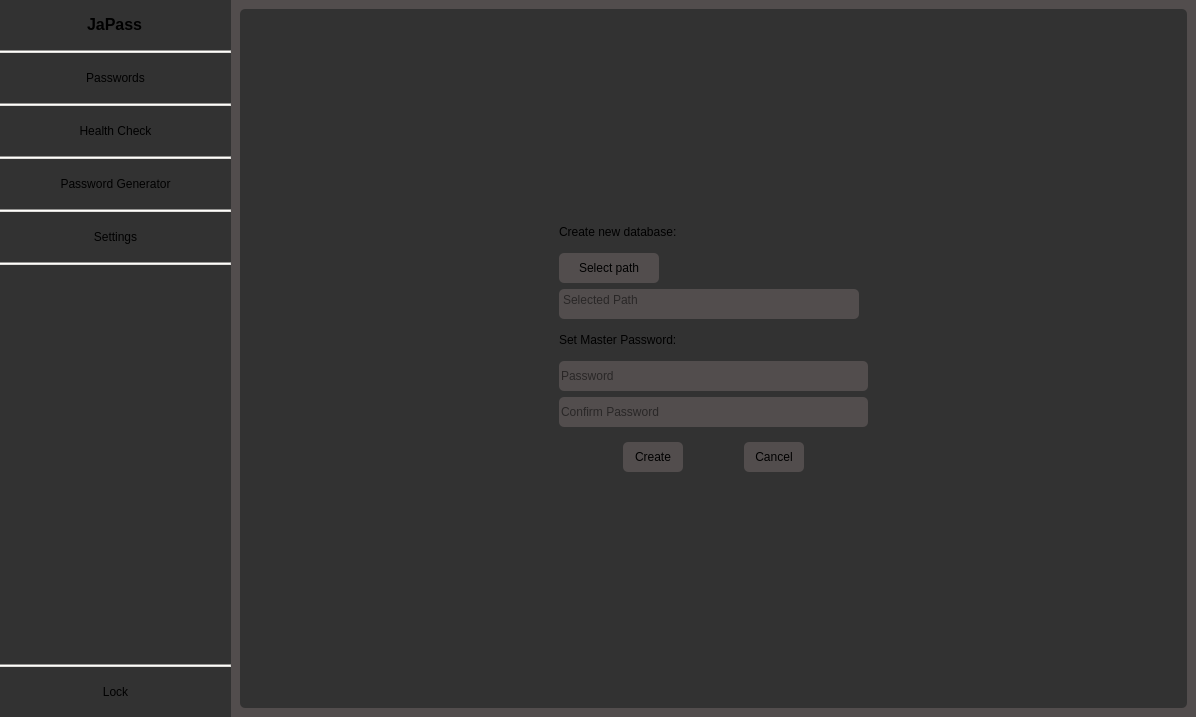
Old version of the form PasswordManager/ui/mainwindow.ui in the repository Jatogame/PasswordManager.
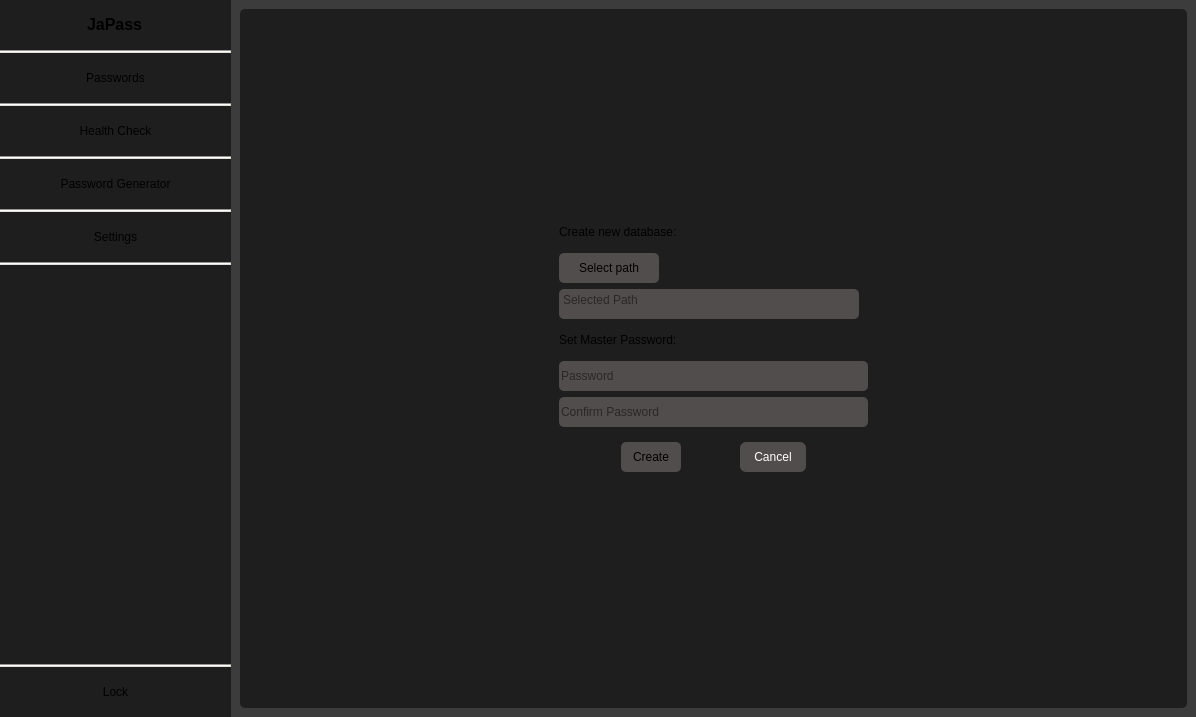
New version of the form. The open tabs and pages were chosen to show the change.

The edit to the form file:
```diff
--- a/PasswordManager/ui/mainwindow.ui
+++ b/PasswordManager/ui/mainwindow.ui
@@ -36,7 +36,7 @@
     </sizepolicy>
    </property>
    <property name="styleSheet">
-    <string notr="true">background-color: rgb(82, 77, 77);</string>
+    <string notr="true">background-color: rgb(60, 60, 60);</string>
    </property>
    <layout class="QHBoxLayout" name="horizontalLayout_2">
     <property name="leftMargin">
@@ -83,7 +83,7 @@
          <enum>Qt::LayoutDirection::LeftToRight</enum>
         </property>
         <property name="styleSheet">
-         <string notr="true">background-color: rgb(50, 50, 50);</string>
+         <string notr="true">background-color: rgb(30, 30, 30);</string>
         </property>
         <layout class="QVBoxLayout" name="verticalLayout">
          <property name="spacing">
@@ -157,11 +157,11 @@
              </property>
              <property name="styleSheet">
               <string notr="true">:!unchecked{
-background-color: rgb(50, 50, 50);
+background-color: rgb(30, 30, 30);
 border: white;
 }
 :checked{
-background-color: rgb(35, 35, 35);
+background-color: rgb(60, 60, 60);
 border: white;
 }</string>
              </property>
@@ -196,11 +196,11 @@
              </property>
              <property name="styleSheet">
               <string notr="true">:!unchecked{
-background-color: rgb(50, 50, 50);
+background-color: rgb(30, 30, 30);
 border: white;
 }
 :checked{
-background-color: rgb(35, 35, 35);
+background-color: rgb(60, 60, 60);
 border: white;
 }</string>
              </property>
@@ -235,11 +235,11 @@
              </property>
              <property name="styleSheet">
               <string notr="true">:!unchecked{
-background-color: rgb(50, 50, 50);
+background-color: rgb(30, 30, 30);
 border: white;
 }
 :checked{
-background-color: rgb(35, 35, 35);
+background-color: rgb(60, 60, 60);
 border: white;
 }</string>
              </property>
@@ -274,11 +274,11 @@
              </property>
              <property name="styleSheet">
               <string notr="true">:!unchecked{
-background-color: rgb(50, 50, 50);
+background-color: rgb(30, 30, 30);
 border: white;
 }
 :checked{
-background-color: rgb(35, 35, 35);
+background-color: rgb(60, 60, 60);
 border: white;
 }</string>
              </property>
@@ -339,11 +339,11 @@
              </property>
              <property name="styleSheet">
               <string notr="true">:!unchecked{
-background-color: rgb(50, 50, 50);
+background-color: rgb(30, 30, 30);
 border: white;
 }
 :checked{
-background-color: rgb(35, 35, 35);
+background-color: rgb(60, 60, 60);
 border: white;
 }</string>
              </property>
@@ -1023,7 +1023,7 @@
              </sizepolicy>
             </property>
             <property name="styleSheet">
-             <string notr="true">background-color: rgb(50, 50, 50);</string>
+             <string notr="true">background-color: rgb(30, 30, 30);</string>
             </property>
             <layout class="QGridLayout" name="gridLayout_2">
              <item row="6" column="1">
@@ -1211,7 +1211,20 @@
                    <cursorShape>PointingHandCursor</cursorShape>
                   </property>
                   <property name="styleSheet">
-                   <string notr="true">background-color: rgb(82, 77, 77);</string>
+                   <string notr="true">QPushButton {
+        background-color: rgb(82, 77, 77);
+        color: white;
+        border-radius: 6px;
+        padding: 8px 14px;
+    }
+
+QPushButton:hover {
+        background-color: rgb(102, 97, 97);
+}
+
+    QPushButton:pressed {
+        background-color: rgb(122, 117, 117);
+    }</string>
                   </property>
                   <property name="text">
                    <string>Cancel</string>
```
Left out of the diff: 13 changed lines with no effect on the pictures.
